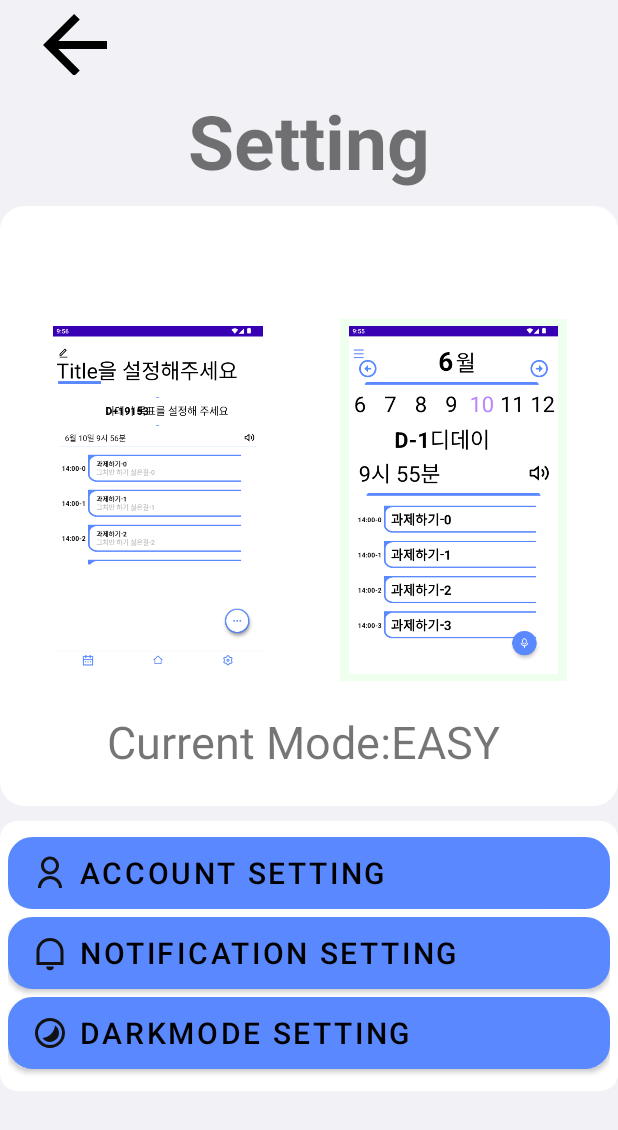
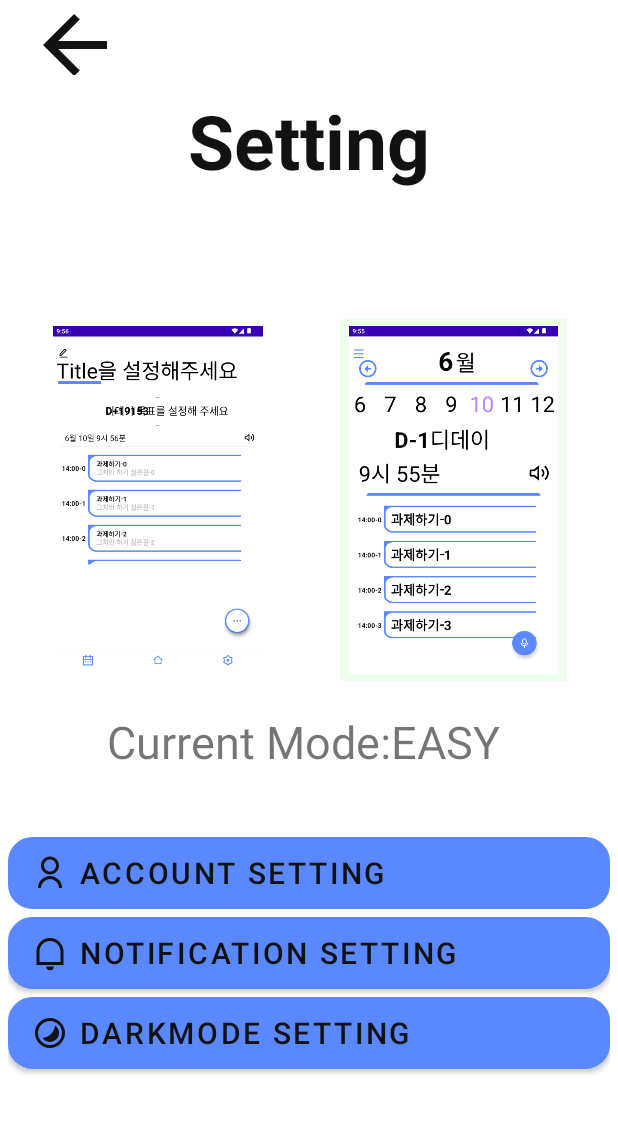
Before and after one commit to wlzkxm2/Probono, an Android app: the Setting_main_easy screen opened directly, with no data from a screen before it, on a phone screen of 412 x 824 dp. Shown: the top 1130 px of the screen. Run offline under Robolectric (Android 15) with nearby library versions, the phone set to English and light mode, and no system bars; our stand-ins replace Room's generated code.

Commit message:
다크모드
색 수정중임

```diff
--- a/app/src/main/res/drawable/arrow_left_line.xml
+++ b/app/src/main/res/drawable/arrow_left_line.xml
@@ -4,6 +4,6 @@
     android:viewportWidth="24"
     android:viewportHeight="24">
   <path
-      android:fillColor="#FF000000"
+      android:fillColor="@color/test1"
       android:pathData="M7.828,11H20v2H7.828l5.364,5.364 -1.414,1.414L4,12l7.778,-7.778 1.414,1.414z"/>
 </vector>
--- a/app/src/main/res/drawable/ic_tts_big.xml
+++ b/app/src/main/res/drawable/ic_tts_big.xml
@@ -4,6 +4,6 @@
     android:viewportWidth="24"
     android:viewportHeight="24">
   <path
-      android:fillColor="#FF000000"
+      android:fillColor="@color/test1"
       android:pathData="M10,7.22L6.603,10L3,10v4h3.603L10,16.78L10,7.22zM5.889,16L2,16a1,1 0,0 1,-1 -1L1,9a1,1 0,0 1,1 -1h3.889l5.294,-4.332a0.5,0.5 0,0 1,0.817 0.387v15.89a0.5,0.5 0,0 1,-0.817 0.387L5.89,16zM19.406,20.134l-1.416,-1.416A8.978,8.978 0,0 0,21 12a8.982,8.982 0,0 0,-3.304 -6.968l1.42,-1.42A10.976,10.976 0,0 1,23 12c0,3.223 -1.386,6.122 -3.594,8.134zM15.863,16.591l-1.422,-1.422A3.993,3.993 0,0 0,16 12c0,-1.43 -0.75,-2.685 -1.88,-3.392l1.439,-1.439A5.991,5.991 0,0 1,18 12c0,1.842 -0.83,3.49 -2.137,4.591z"/>
 </vector>
--- a/app/src/main/res/layout/setting_main_easy.xml
+++ b/app/src/main/res/layout/setting_main_easy.xml
@@ -4,17 +4,18 @@
     android:layout_width="match_parent"
     android:layout_height="match_parent"
     android:orientation="vertical"
-    android:background="#F2F2F6"
+    android:background="@color/test"
 
     >
+
     <ImageButton
         android:id="@+id/backbutton"
         android:layout_width="100dp"
         android:layout_height="50dp"
         android:paddingTop="10dp"
-        android:src="@drawable/arrow_left_line"
-        android:background="#f2f2f6"
-        />
+        android:background="@color/test"
+        android:src="@drawable/arrow_left_line" />
+
     <TextView
         android:id="@+id/textView"
         android:layout_width="match_parent"
@@ -22,6 +23,7 @@
         android:layout_marginTop="10dp"
         android:text="@string/Setting"
         android:textSize="50sp"
+        android:textColor="@color/test1"
         android:textAlignment="center"
         android:textStyle="bold" />
 
@@ -103,7 +105,7 @@
             android:text="@string/account"
             android:textAlignment="textStart"
             android:textSize="20sp"
-            android:textColor="#000000" />
+            android:textColor="@color/test1" />
 
         <Button
             android:id="@+id/notificationsetting_btn"
@@ -114,7 +116,7 @@
             android:drawableLeft="@drawable/ic_notification_line"
             android:text="@string/notification"
             android:textAlignment="textStart"
-            android:textColor="#000000"
+            android:textColor="@color/test1"
             android:textSize="20sp" />
         <!--언어 설정 버튼이다-->
         <Button
@@ -122,7 +124,7 @@
             android:layout_width="match_parent"
             android:layout_height="wrap_content"
             android:layout_marginTop="5dp"
-            android:textColor="#000000"
+            android:textColor="@color/test1"
             android:textSize="20sp"
             android:background="@drawable/example1"
             android:drawableLeft="@drawable/ic_contrast_2_line"
--- a/app/src/main/res/values-night/themes.xml
+++ b/app/src/main/res/values-night/themes.xml
@@ -2,7 +2,7 @@
     <!-- Base application theme. -->
     <style name="Theme.Calender" parent="Theme.MaterialComponents.DayNight.NoActionBar">
         <!-- Primary brand color. -->
-        <item name="colorPrimary">@color/purple_200</item>
+        <item name="colorPrimary">#171717</item>
         <item name="colorPrimaryVariant">@color/purple_700</item>
         <item name="colorOnPrimary">@color/black</item>
         <!-- Secondary brand color. -->
--- a/app/src/main/res/values/styles.xml
+++ b/app/src/main/res/values/styles.xml
@@ -106,6 +106,5 @@
     <style name="CalendarDateTextAppearance" parent="Theme.MaterialComponents.DayNight">
         <item name="android:textColor">@color/test1</item>
         <item name="android:textSize">14sp</item>
-
     </style>
 </resources>
```
Also changed, not shown: app/src/main/res/layout/login.xml (+5 -3 lines), app/src/main/res/layout/main_easy.xml (+5 -5 lines).
